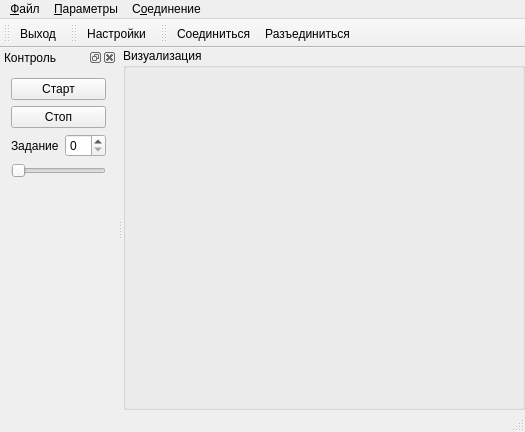
Before: the Qt Designer form mainwindow.ui in catompiler/qdrive, drawn with Qt 5.
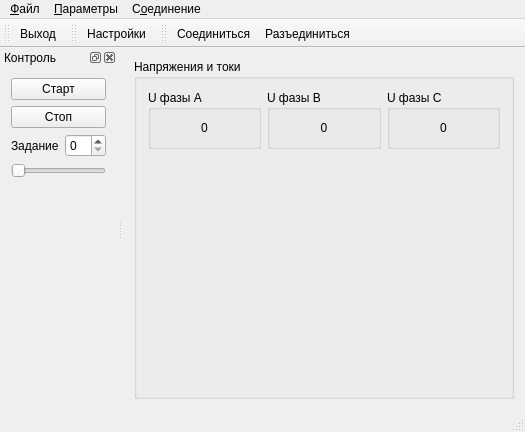
After: the same form once the commit is applied. Icons and pictures are not drawn.

What changed in the file:
```diff
--- a/mainwindow.ui
+++ b/mainwindow.ui
@@ -23,24 +23,113 @@
    <bool>false</bool>
   </property>
   <widget class="QWidget" name="centralWidget">
-   <layout class="QGridLayout" name="gridLayout_2">
-    <property name="leftMargin">
-     <number>0</number>
-    </property>
-    <property name="topMargin">
-     <number>0</number>
-    </property>
-    <property name="rightMargin">
-     <number>0</number>
-    </property>
-    <property name="bottomMargin">
-     <number>0</number>
-    </property>
-    <item row="0" column="0">
+   <layout class="QHBoxLayout" name="horizontalLayout_2">
+    <item>
      <widget class="QGroupBox" name="gbImbalance">
       <property name="title">
-       <string>Визуализация</string>
+       <string>Напряжения и токи</string>
       </property>
+      <layout class="QGridLayout" name="gridLayout">
+       <item row="0" column="0">
+        <widget class="QGroupBox" name="gbUa">
+         <property name="title">
+          <string>U фазы A</string>
+         </property>
+         <layout class="QVBoxLayout" name="verticalLayout_2">
+          <item>
+           <widget class="QLabel" name="lblUa">
+            <property name="text">
+             <string>0</string>
+            </property>
+            <property name="textFormat">
+             <enum>Qt::PlainText</enum>
+            </property>
+            <property name="alignment">
+             <set>Qt::AlignCenter</set>
+            </property>
+           </widget>
+          </item>
+         </layout>
+        </widget>
+       </item>
+       <item row="0" column="1">
+        <widget class="QGroupBox" name="gbUb">
+         <property name="title">
+          <string>U фазы B</string>
+         </property>
+         <layout class="QVBoxLayout" name="verticalLayout_3">
+          <item>
+           <widget class="QLabel" name="lblUb">
+            <property name="text">
+             <string>0</string>
+            </property>
+            <property name="alignment">
+             <set>Qt::AlignCenter</set>
+            </property>
+           </widget>
+          </item>
+         </layout>
+        </widget>
+       </item>
+       <item row="0" column="2">
+        <widget class="QGroupBox" name="gbUc">
+         <property name="title">
+          <string>U фазы C</string>
+         </property>
+         <layout class="QVBoxLayout" name="verticalLayout_4">
+          <item>
+           <widget class="QLabel" name="lblUc">
+            <property name="text">
+             <string>0</string>
+            </property>
+            <property name="alignment">
+             <set>Qt::AlignCenter</set>
+            </property>
+           </widget>
+          </item>
+         </layout>
+        </widget>
+       </item>
+       <item row="1" column="0">
+        <spacer name="verticalSpacer_2">
+         <property name="orientation">
+          <enum>Qt::Vertical</enum>
+         </property>
+         <property name="sizeHint" stdset="0">
+          <size>
+           <width>20</width>
+           <height>251</height>
+          </size>
+         </property>
+        </spacer>
+       </item>
+       <item row="1" column="1">
+        <spacer name="verticalSpacer_3">
+         <property name="orientation">
+          <enum>Qt::Vertical</enum>
+         </property>
+         <property name="sizeHint" stdset="0">
+          <size>
+           <width>20</width>
+           <height>251</height>
+          </size>
+         </property>
+        </spacer>
+       </item>
+       <item row="1" column="2">
+        <spacer name="verticalSpacer_4">
+         <property name="orientation">
+          <enum>Qt::Vertical</enum>
+         </property>
+         <property name="sizeHint" stdset="0">
+          <size>
+           <width>20</width>
+           <height>251</height>
+          </size>
+         </property>
+        </spacer>
+       </item>
+      </layout>
      </widget>
     </item>
    </layout>
```
